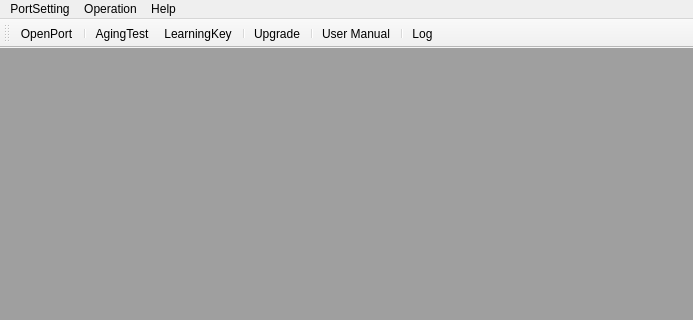
First picture: the form in mainwindow.ui, repository barrycool/IRC_tool, before the edit; both pictures show x 0 to 693 and y 0 to 320 of the 693 by 535 pixel window.
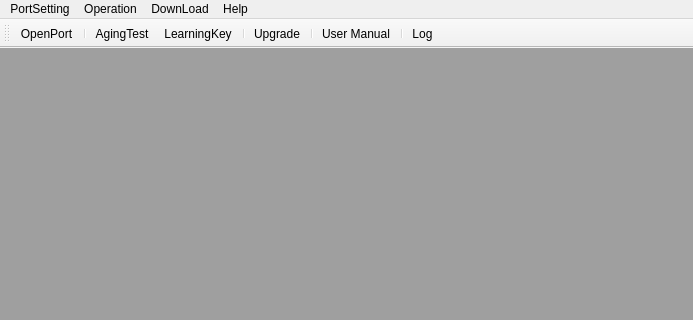
Second picture: the form after the edit. Icons and pictures are not drawn.

Patch:
```diff
--- a/mainwindow.ui
+++ b/mainwindow.ui
@@ -2563,8 +2563,17 @@
     <addaction name="actionSave_log"/>
     <addaction name="actionSaveasLog"/>
    </widget>
+   <widget class="QMenu" name="menuDownLoad">
+    <property name="title">
+     <string>DownLoad</string>
+    </property>
+    <addaction name="actionDown_Binary"/>
+    <addaction name="actionDownload_MainTool"/>
+    <addaction name="actionDownload_UserManual"/>
+   </widget>
    <addaction name="menuSetting"/>
    <addaction name="menuOperation"/>
+   <addaction name="menuDownLoad"/>
    <addaction name="menuHelp"/>
   </widget>
   <widget class="QToolBar" name="mainToolBar">
```
Left out of the diff: 15 changed lines with no effect on the pictures.
